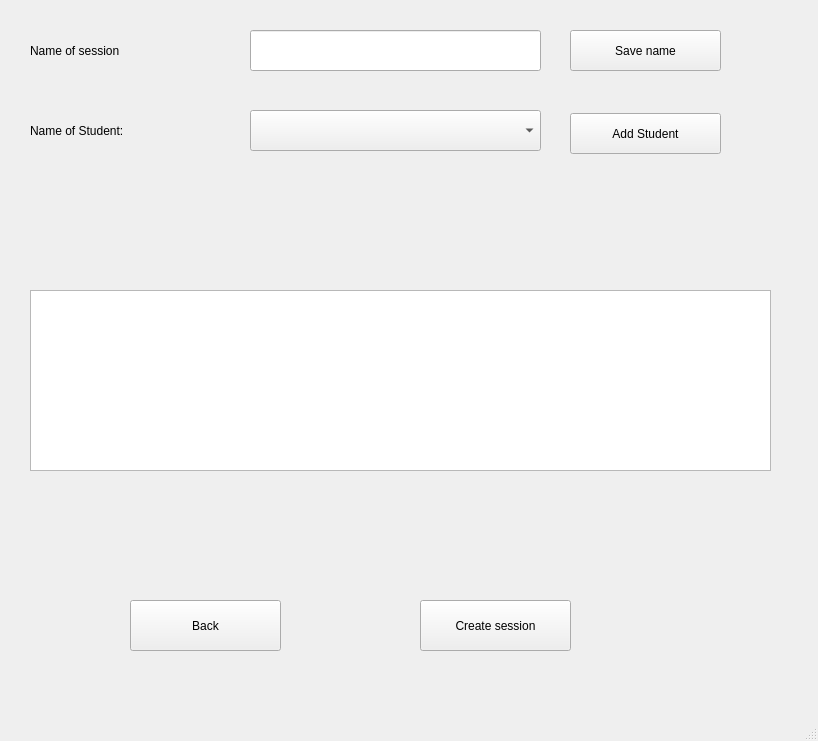
zgjimzhubajj/Student-Assistant, file Program/gui_create_session_window.ui: the form before one commit.
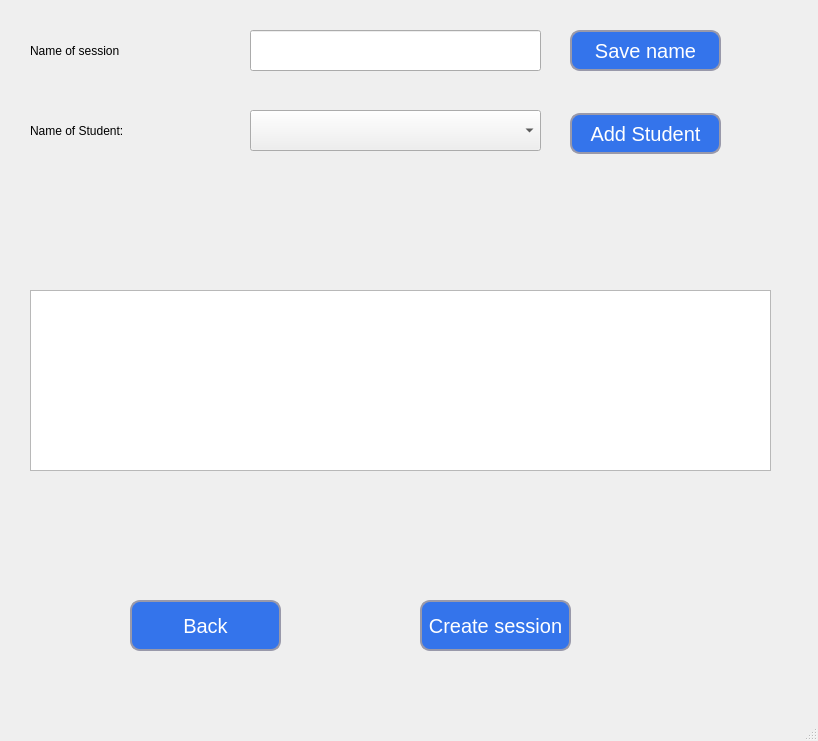
The form after the commit.

Patch:
```diff
--- a/Program/gui_create_session_window.ui
+++ b/Program/gui_create_session_window.ui
@@ -29,7 +29,7 @@
      <rect>
       <x>30</x>
       <y>110</y>
-      <width>181</width>
+      <width>221</width>
       <height>41</height>
      </rect>
     </property>
@@ -46,6 +46,42 @@
       <height>51</height>
      </rect>
     </property>
+    <property name="font">
+     <font>
+      <family>MS Sans Serif</family>
+      <pointsize>15</pointsize>
+     </font>
+    </property>
+    <property name="styleSheet">
+     <string notr="true">QPushButton {
+	border-style: solid;
+	border-width: 2px;
+	border-color: #9999aa;
+	border-radius: 10px;
+	color: white;
+	background-color: #3474eb
+}
+
+QPushButton:enabled {
+	background-color: #3474eb
+	color: white;
+}
+
+QPushButton:pressed {
+	background-color: #0d2f72;
+	color: #fffffe;
+}
+
+QPushButton:hover:!pressed {
+	background-color: E1F4FF;
+	color: 0c2f70;
+}
+
+QPushButton:disabled {
+	background-color: #aaaaaa;
+	color: #ffffff;
+}</string>
+    </property>
     <property name="text">
      <string>Create session</string>
     </property>
@@ -59,6 +95,42 @@
       <height>41</height>
      </rect>
     </property>
+    <property name="font">
+     <font>
+      <family>MS Sans Serif</family>
+      <pointsize>15</pointsize>
+     </font>
+    </property>
+    <property name="styleSheet">
+     <string notr="true">QPushButton {
+	border-style: solid;
+	border-width: 2px;
+	border-color: #9999aa;
+	border-radius: 10px;
+	color: white;
+	background-color: #3474eb
+}
+
+QPushButton:enabled {
+	background-color: #3474eb
+	color: white;
+}
+
+QPushButton:pressed {
+	background-color: #0d2f72;
+	color: #fffffe;
+}
+
+QPushButton:hover:!pressed {
+	background-color: E1F4FF;
+	color: 0c2f70;
+}
+
+QPushButton:disabled {
+	background-color: #aaaaaa;
+	color: #ffffff;
+}</string>
+    </property>
     <property name="text">
      <string>Add Student</string>
     </property>
@@ -68,7 +140,7 @@
      <rect>
       <x>30</x>
       <y>30</y>
-      <width>161</width>
+      <width>211</width>
       <height>41</height>
      </rect>
     </property>
@@ -118,6 +190,42 @@
       <height>41</height>
      </rect>
     </property>
+    <property name="font">
+     <font>
+      <family>MS Sans Serif</family>
+      <pointsize>15</pointsize>
+     </font>
+    </property>
+    <property name="styleSheet">
+     <string notr="true">QPushButton {
+	border-style: solid;
+	border-width: 2px;
+	border-color: #9999aa;
+	border-radius: 10px;
+	color: white;
+	background-color: #3474eb
+}
+
+QPushButton:enabled {
+	background-color: #3474eb
+	color: white;
+}
+
+QPushButton:pressed {
+	background-color: #0d2f72;
+	color: #fffffe;
+}
+
+QPushButton:hover:!pressed {
+	background-color: E1F4FF;
+	color: 0c2f70;
+}
+
+QPushButton:disabled {
+	background-color: #aaaaaa;
+	color: #ffffff;
+}</string>
+    </property>
     <property name="text">
      <string>Save name</string>
     </property>
@@ -144,6 +252,42 @@
       <height>51</height>
      </rect>
     </property>
+    <property name="font">
+     <font>
+      <family>MS Sans Serif</family>
+      <pointsize>15</pointsize>
+     </font>
+    </property>
+    <property name="styleSheet">
+     <string notr="true">QPushButton {
+	border-style: solid;
+	border-width: 2px;
+	border-color: #9999aa;
+	border-radius: 10px;
+	color: white;
+	background-color: #3474eb
+}
+
+QPushButton:enabled {
+	background-color: #3474eb
+	color: white;
+}
+
+QPushButton:pressed {
+	background-color: #0d2f72;
+	color: #fffffe;
+}
+
+QPushButton:hover:!pressed {
+	background-color: E1F4FF;
+	color: 0c2f70;
+}
+
+QPushButton:disabled {
+	background-color: #aaaaaa;
+	color: #ffffff;
+}</string>
+    </property>
     <property name="text">
      <string>Back</string>
     </property>
```
